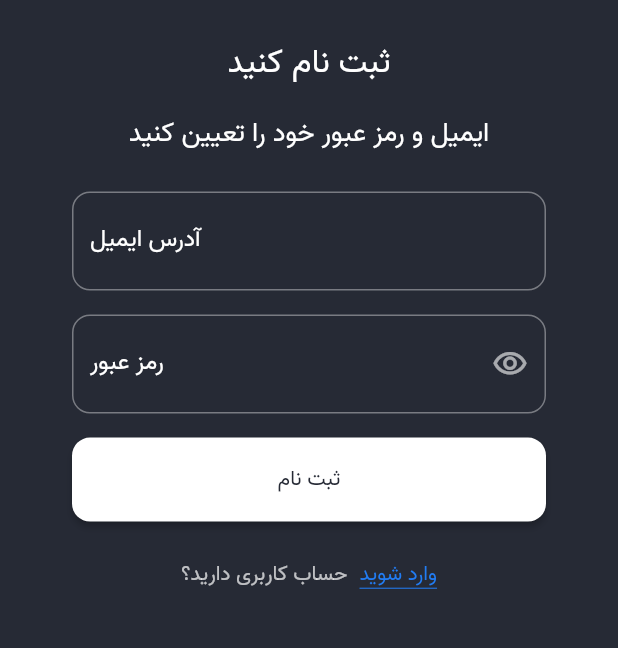
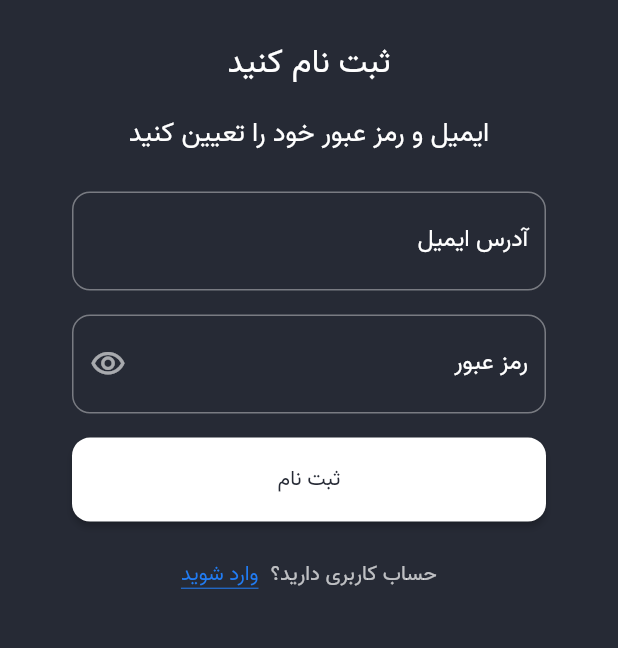
Before and after one commit to seyed-ali-hosseini-nasab/nike_ecommerce, a Flutter app: the AuthScreen screen opened directly, after a tap on "ثبت نام کنید", on a phone screen of 412 x 824 dp, the part 354-1002 px from its top. Run offline on Flutter 3.47's test engine with Material 2 defaults, Android fonts, the phone set to English and light mode, and no system bars; our stand-ins replace bloc, cached_network_image, dio, equatable, flutter_bloc, shared_preferences and 1 more; accounts and stored records are empty; network calls fail.

Commit message:
➕ Complete auth UI

```diff
--- a/lib/ui/auth/auth.dart
+++ b/lib/ui/auth/auth.dart
@@ -1,4 +1,7 @@
 import 'package:flutter/material.dart';
+import 'package:flutter_bloc/flutter_bloc.dart';
+import 'package:nike_ecommerce/data/repository/auth_repository.dart';
+import 'package:nike_ecommerce/ui/auth/bloc/auth_bloc.dart';
 
 class AuthScreen extends StatefulWidget {
   const AuthScreen({super.key});
@@ -8,17 +11,21 @@ class AuthScreen extends StatefulWidget {
 }
 
 class _AuthScreenState extends State<AuthScreen> {
-  bool isLogin = true;
+  final TextEditingController usernameController = TextEditingController();
+  final TextEditingController passwordController = TextEditingController();
 
   @override
   Widget build(BuildContext context) {
     final ThemeData themeData = Theme.of(context);
     const onBackgroundColor = Colors.white;
-    return Theme(
+    return Directionality(
+      textDirection: TextDirection.rtl,
+      child: Theme(
         data: themeData.copyWith(
             elevatedButtonTheme: ElevatedButtonThemeData(
               style: ButtonStyle(
-            minimumSize: MaterialStateProperty.all(const Size.fromHeight(56)),
+                minimumSize:
+                    MaterialStateProperty.all(const Size.fromHeight(56)),
                 shape: MaterialStateProperty.all(
                   RoundedRectangleBorder(
                     borderRadius: BorderRadius.circular(12),
@@ -34,15 +41,40 @@ class _AuthScreenState extends State<AuthScreen> {
             inputDecorationTheme: InputDecorationTheme(
               labelStyle: const TextStyle(color: onBackgroundColor),
               border: OutlineInputBorder(
-              borderSide: const BorderSide(color: onBackgroundColor, width: 1),
+                borderSide:
+                    const BorderSide(color: onBackgroundColor, width: 1),
                 borderRadius: BorderRadius.circular(12),
-            )),
               ),
+            ),
+            snackBarTheme: SnackBarThemeData(
+                backgroundColor: themeData.colorScheme.primary,
+                contentTextStyle: const TextStyle(fontFamily: 'Vazir'))),
         child: Scaffold(
           backgroundColor: themeData.colorScheme.secondary,
-        body: Padding(
+          body: BlocProvider<AuthBloc>(
+            create: (context) {
+              final bloc = AuthBloc(authRepository);
+              bloc.stream.forEach((state) {
+                if (state is AuthSuccess) {
+                  Navigator.of(context).pop();
+                } else if (state is AuthError) {
+                  ScaffoldMessenger.of(context).showSnackBar(
+                      SnackBar(content: Text(state.exception.massage)));
+                }
+              });
+              bloc.add(AuthStarted());
+              return bloc;
+            },
+            child: Padding(
               padding: const EdgeInsets.only(left: 48, right: 48),
-          child: Column(
+              child: BlocBuilder<AuthBloc, AuthState>(
+                buildWhen: (previous, current) {
+                  return current is AuthLoading ||
+                      current is AuthError ||
+                      current is AuthInitial;
+                },
+                builder: (context, state) {
+                  return Column(
                     mainAxisAlignment: MainAxisAlignment.center,
                     crossAxisAlignment: CrossAxisAlignment.center,
                     children: [
@@ -53,43 +85,59 @@ class _AuthScreenState extends State<AuthScreen> {
                       ),
                       const SizedBox(height: 24),
                       Text(
-                isLogin ? 'خوش آمدید' : 'ثبت نام کنید',
-                style: const TextStyle(color: onBackgroundColor, fontSize: 22),
+                        state.isLoginMode ? 'خوش آمدید' : 'ثبت نام کنید',
+                        style: const TextStyle(
+                            color: onBackgroundColor, fontSize: 22),
                       ),
                       const SizedBox(height: 16),
                       Text(
-                isLogin
+                        state.isLoginMode
                             ? 'لطفا وارد حساب کاربری خود شوید'
                             : 'ایمیل و رمز عبور خود را تعیین کنید',
-                style: const TextStyle(color: onBackgroundColor, fontSize: 18),
+                        style: const TextStyle(
+                            color: onBackgroundColor, fontSize: 18),
                       ),
                       const SizedBox(height: 24),
-              const TextField(
+                      TextField(
+                        controller: usernameController,
                         keyboardType: TextInputType.emailAddress,
-                decoration: InputDecoration(label: Text('آدرس ایمیل')),
+                        decoration:
+                            const InputDecoration(label: Text('آدرس ایمیل')),
                       ),
                       const SizedBox(height: 16),
-              const _PasswordTextField(onBackgroundColor: onBackgroundColor),
+                      _PasswordTextField(
+                        onBackgroundColor: onBackgroundColor,
+                        controller: passwordController,
+                      ),
                       const SizedBox(height: 16),
                       ElevatedButton(
-                  onPressed: () {}, child: Text(isLogin ? 'ورود' : 'ثبت نام')),
+                          onPressed: () {
+                            BlocProvider.of<AuthBloc>(context).add(
+                                AuthButtonIsClicked(usernameController.text,
+                                    passwordController.text));
+                          },
+                          child: state is AuthLoading
+                              ? const CircularProgressIndicator()
+                              : Text(state.isLoginMode ? 'ورود' : 'ثبت نام')),
                       const SizedBox(height: 24),
                       Row(
                         mainAxisAlignment: MainAxisAlignment.center,
                         children: [
                           Text(
-                    isLogin ? 'حساب کاربری ندارید؟' : 'حساب کاربری دارید؟',
-                    style: TextStyle(color: onBackgroundColor.withOpacity(0.7)),
+                            state.isLoginMode
+                                ? 'حساب کاربری ندارید؟'
+                                : 'حساب کاربری دارید؟',
+                            style: TextStyle(
+                                color: onBackgroundColor.withOpacity(0.7)),
                           ),
                           const SizedBox(width: 8),
                           GestureDetector(
                             onTap: () {
-                      setState(() {
-                        isLogin = !isLogin;
-                      });
+                              BlocProvider.of<AuthBloc>(context)
+                                  .add(AuthModeChangeIsClicked());
                             },
                             child: Text(
-                      isLogin ? 'ثبت نام کنید' : 'وارد شوید',
+                              state.isLoginMode ? 'ثبت نام کنید' : 'وارد شوید',
                               style: TextStyle(
                                 color: themeData.colorScheme.primary,
                                 decoration: TextDecoration.underline,
@@ -99,6 +147,10 @@ class _AuthScreenState extends State<AuthScreen> {
                         ],
                       )
                     ],
+                  );
+                },
+              ),
+            ),
           ),
         ),
       ),
@@ -107,9 +159,12 @@ class _AuthScreenState extends State<AuthScreen> {
 }
 
 class _PasswordTextField extends StatefulWidget {
+  final TextEditingController controller;
+
   const _PasswordTextField({
     Key? key,
     required this.onBackgroundColor,
+    required this.controller,
   }) : super(key: key);
 
   final Color onBackgroundColor;
@@ -124,6 +179,7 @@ class _PasswordTextFieldState extends State<_PasswordTextField> {
   @override
   Widget build(BuildContext context) {
     return TextField(
+      controller: widget.controller,
       keyboardType: TextInputType.visiblePassword,
       obscureText: obscureText,
       decoration: InputDecoration(
```
Lines whose indentation alone changed are shown as unchanged.
